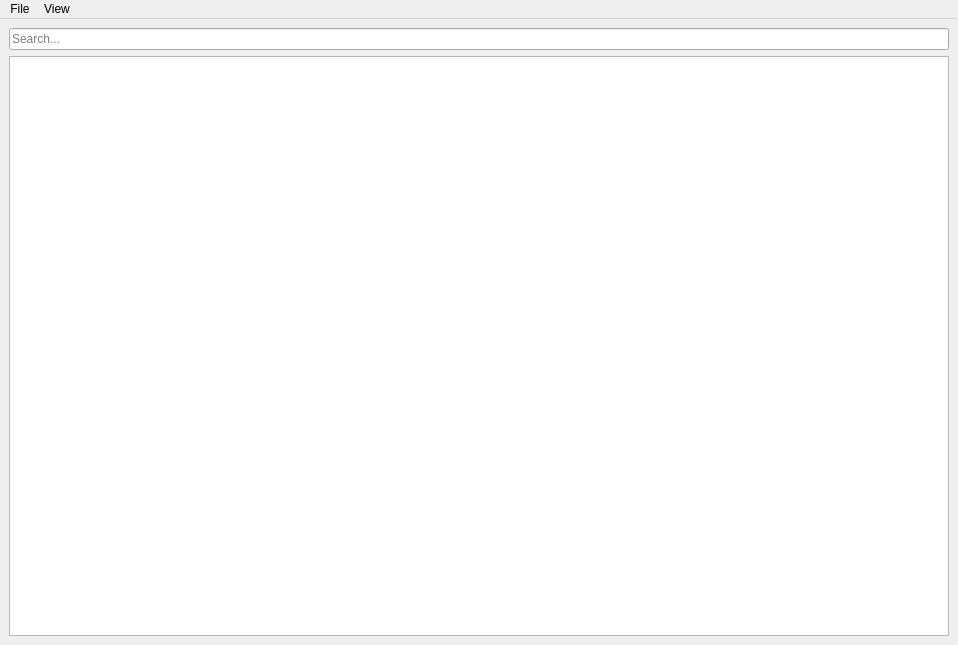
First picture: the form in ui/dae.ui, repository Gredwitch/Dagor-Asset-Explorer, before the edit.
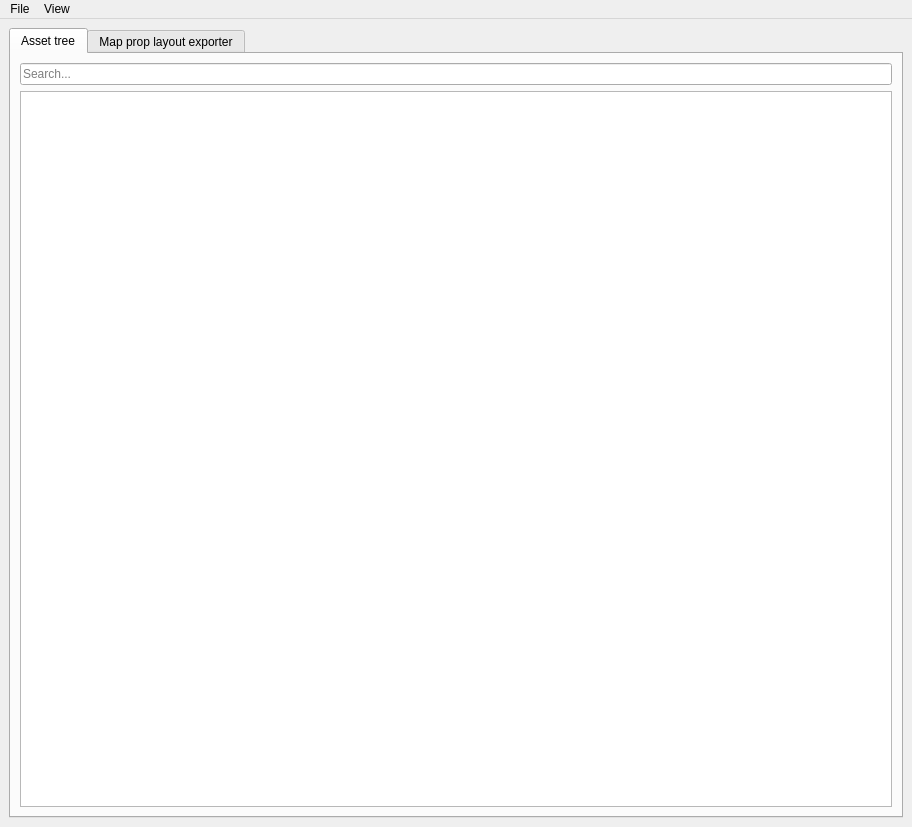
Second picture: the form after the edit. Custom widgets are drawn as their Qt base class.

```diff
--- a/ui/dae.ui
+++ b/ui/dae.ui
@@ -6,8 +6,8 @@
    <rect>
     <x>0</x>
     <y>0</y>
-    <width>958</width>
-    <height>645</height>
+    <width>912</width>
+    <height>827</height>
    </rect>
   </property>
   <property name="windowTitle">
@@ -25,6 +25,16 @@
    </property>
    <layout class="QGridLayout" name="gridLayout">
     <item row="0" column="0">
+     <widget class="QTabWidget" name="tabWidget">
+      <property name="currentIndex">
+       <number>0</number>
+      </property>
+      <widget class="QWidget" name="tab">
+       <attribute name="title">
+        <string>Asset tree</string>
+       </attribute>
+       <layout class="QVBoxLayout" name="verticalLayout">
+        <item>
      <widget class="QLineEdit" name="lineEdit">
       <property name="text">
        <string/>
@@ -34,7 +44,7 @@
       </property>
      </widget>
     </item>
-    <item row="1" column="0">
+        <item>
      <widget class="CustomTreeView" name="treeView">
       <property name="dragDropMode">
        <enum>QAbstractItemView::DropOnly</enum>
@@ -43,12 +53,21 @@
     </item>
    </layout>
   </widget>
+      <widget class="MapTab" name="mapTab">
+       <attribute name="title">
+        <string>Map prop layout exporter</string>
+       </attribute>
+      </widget>
+     </widget>
+    </item>
+   </layout>
+  </widget>
   <widget class="QMenuBar" name="menubar">
    <property name="geometry">
     <rect>
      <x>0</x>
      <y>0</y>
-     <width>958</width>
+     <width>912</width>
      <height>26</height>
     </rect>
    </property>
@@ -140,6 +159,12 @@
    <extends>QTreeView</extends>
    <header>gui.customtreeview</header>
   </customwidget>
+  <customwidget>
+   <class>MapTab</class>
+   <extends>QWidget</extends>
+   <header>gui.mapDialog</header>
+   <container>1</container>
+  </customwidget>
  </customwidgets>
  <resources/>
  <connections/>
```
Left out of the diff: 1 changed line with no effect on the pictures. Lines whose indentation alone changed are shown as unchanged.
